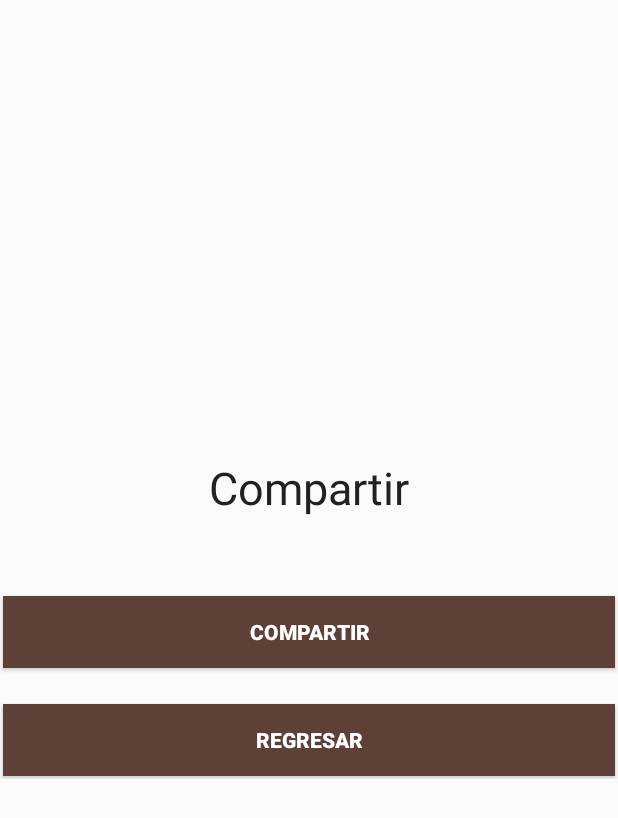
After one commit to Masdz/Kenti, an Android app: the layout activity_compartir.xml on its own in the app's theme, with its tools: preview values and no code run, on a phone screen of 412 x 824 dp. The commit adds this screen. Shown: the top 818 px of the screen. Run offline under Robolectric (Android 15) with nearby library versions, the phone set to English and light mode, and no system bars.

Commit message:
Pantalla de registro-compartir

```diff
--- /dev/null
+++ b/app/src/main/java/kenti/kaktia/com/kenti/RegistroActivity.java
@@ -0,0 +1,4 @@
+package kenti.kaktia.com.kenti;
+
+public class RegistroActivity{
+}
--- /dev/null
+++ b/app/src/main/res/layout/activity_compartir.xml
@@ -0,0 +1,47 @@
+<?xml version="1.0" encoding="utf-8"?>
+<LinearLayout xmlns:android="http://schemas.android.com/apk/res/android"
+    xmlns:tools="http://schemas.android.com/tools"
+    android:layout_width="match_parent"
+    android:layout_height="match_parent"
+    android:gravity="center"
+    tools:context="kenti.kaktia.com.kenti.RegistroActivity">
+
+
+
+    <ScrollView
+        android:layout_width="match_parent"
+        android:layout_height="wrap_content">
+
+
+        <LinearLayout
+            android:layout_width="match_parent"
+            android:layout_height="wrap_content"
+            android:orientation="vertical"
+            android:gravity="center">
+
+            <TextView
+                style="@style/Titulo"
+                android:text="Compartir"/>
+            <Space
+                android:layout_width="match_parent"
+                android:layout_height="50dp" />
+
+
+            <Button
+                style="@style/Boton"
+                android:text="Compartir"/>
+
+            <Space
+                android:layout_width="match_parent"
+                android:layout_height="20dp" />
+
+            <Button
+                style="@style/Boton"
+                android:text="Regresar"/>
+
+        </LinearLayout>
+    </ScrollView>
+
+
+
+</LinearLayout>
--- a/app/src/main/res/layout/activity_registro.xml
+++ b/app/src/main/res/layout/activity_registro.xml
@@ -4,8 +4,7 @@
         android:layout_width="match_parent"
         android:layout_height="match_parent"
         android:gravity="center"
-        tools:context="kenti.kaktia.com.kenti.FiltrosActivity">
-
+        tools:context="kenti.kaktia.com.kenti.RegistroActivity">
 
     <ScrollView
         android:layout_width="match_parent"
```
